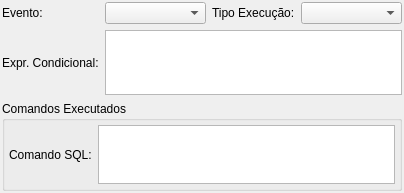
Before: the Qt Designer form libpgmodeler_ui/ui/regrawidget.ui in pgmodeler/pgmodeler, drawn with Qt 5.
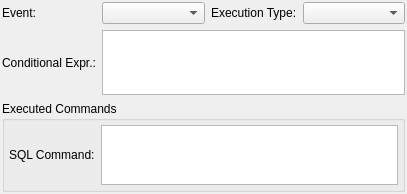
After: the same form once the commit is applied.

The edit to the form file:
```diff
--- a/libpgmodeler_ui/ui/regrawidget.ui
+++ b/libpgmodeler_ui/ui/regrawidget.ui
@@ -6,8 +6,8 @@
    <rect>
     <x>0</x>
     <y>0</y>
-    <width>404</width>
-    <height>193</height>
+    <width>407</width>
+    <height>194</height>
    </rect>
   </property>
   <property name="minimumSize">
@@ -41,7 +41,7 @@
       </size>
      </property>
      <property name="text">
-      <string>Evento:</string>
+      <string>Event:</string>
      </property>
     </widget>
    </item>
@@ -93,7 +93,7 @@
         </size>
        </property>
        <property name="text">
-        <string>Tipo Execução:</string>
+        <string>Execution Type:</string>
        </property>
       </widget>
      </item>
@@ -139,7 +139,7 @@
       </size>
      </property>
      <property name="text">
-      <string>Expr. Condicional:</string>
+      <string>Conditional Expr.:</string>
      </property>
     </widget>
    </item>
@@ -192,7 +192,7 @@
    <item row="2" column="0" colspan="2">
     <widget class="QGroupBox" name="comandos_gb">
      <property name="title">
-      <string>Comandos Executados</string>
+      <string>Executed Commands</string>
      </property>
      <layout class="QGridLayout" name="gridLayout">
       <property name="margin">
@@ -216,7 +216,7 @@
          </size>
         </property>
         <property name="text">
-         <string>Comando SQL:</string>
+         <string>SQL Command:</string>
         </property>
        </widget>
       </item>
```
